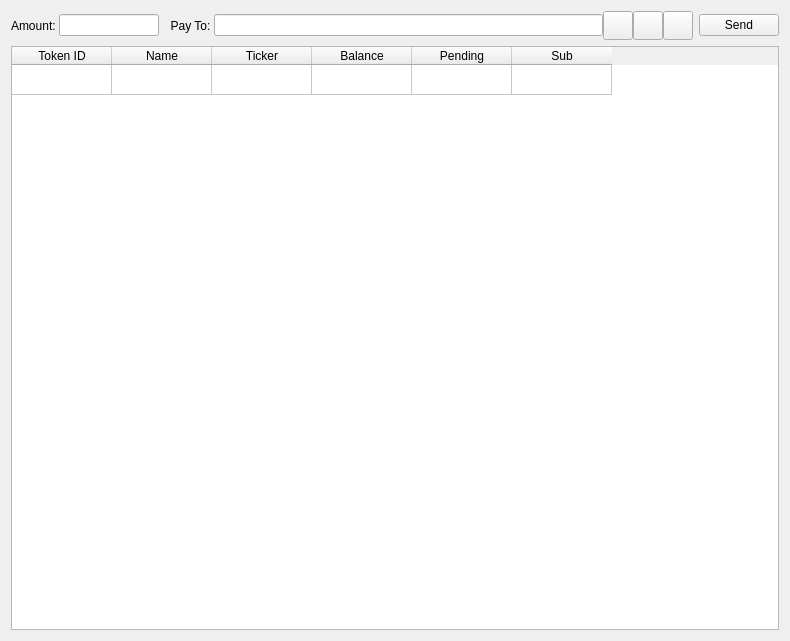
Old version of the form src/qt/forms/tokensviewdialog.ui in the repository DannyWhiteFix/NexaWallet.
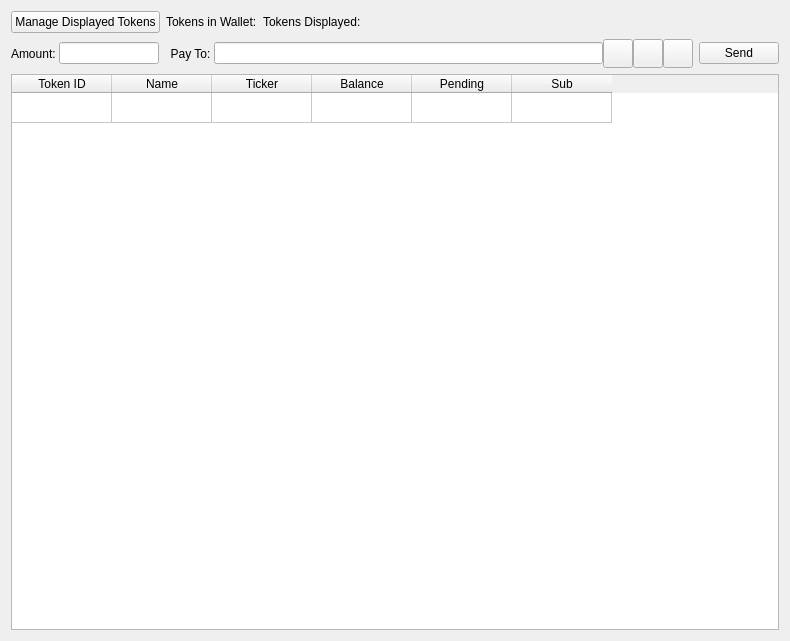
New version of the form. Icons and pictures are not drawn. Custom widgets are drawn as their Qt base class.

Commit message: [1.4.1.0] Implement token whitelist

Patch:
```diff
--- a/src/qt/forms/tokensviewdialog.ui
+++ b/src/qt/forms/tokensviewdialog.ui
@@ -14,6 +14,50 @@
    <string>Tokens</string>
   </property>
   <layout class="QVBoxLayout" name="verticalLayout_2">
+   <item>
+    <layout class="QHBoxLayout" name="tokenManagementLayout">
+     <property name="bottomMargin">
+      <number>0</number>
+     </property>
+     <item>
+      <widget class="QPushButton" name="manageDisplayedTokensButton">
+       <property name="toolTip">
+        <string>&lt;html&gt;&lt;head/&gt;&lt;body&gt;&lt;p&gt;Enable/Disable which tokens in the wallet are to be displayed in QT&lt;/p&gt;&lt;/body&gt;&lt;/html&gt;</string>
+       </property>
+       <property name="text">
+        <string>Manage Displayed Tokens</string>
+       </property>
+      </widget>
+     </item>
+     <item>
+      <widget class="QLabel" name="tokensInWalletLabel">
+       <property name="text">
+        <string>Tokens in Wallet:</string>
+       </property>
+      </widget>
+     </item>
+     <item>
+      <widget class="QLabel" name="tokensDisplayedLabel">
+       <property name="text">
+        <string>Tokens Displayed: </string>
+       </property>
+      </widget>
+     </item>
+     <item>
+      <spacer name="horizontalSpacer">
+       <property name="orientation">
+        <enum>Qt::Horizontal</enum>
+       </property>
+       <property name="sizeHint" stdset="0">
+        <size>
+         <width>40</width>
+         <height>20</height>
+        </size>
+       </property>
+      </spacer>
+     </item>
+    </layout>
+   </item>
    <item>
     <layout class="QHBoxLayout" name="horizontalLayout_2" stretch="5,0">
      <item>
```
The commit also changes 33 other files.
